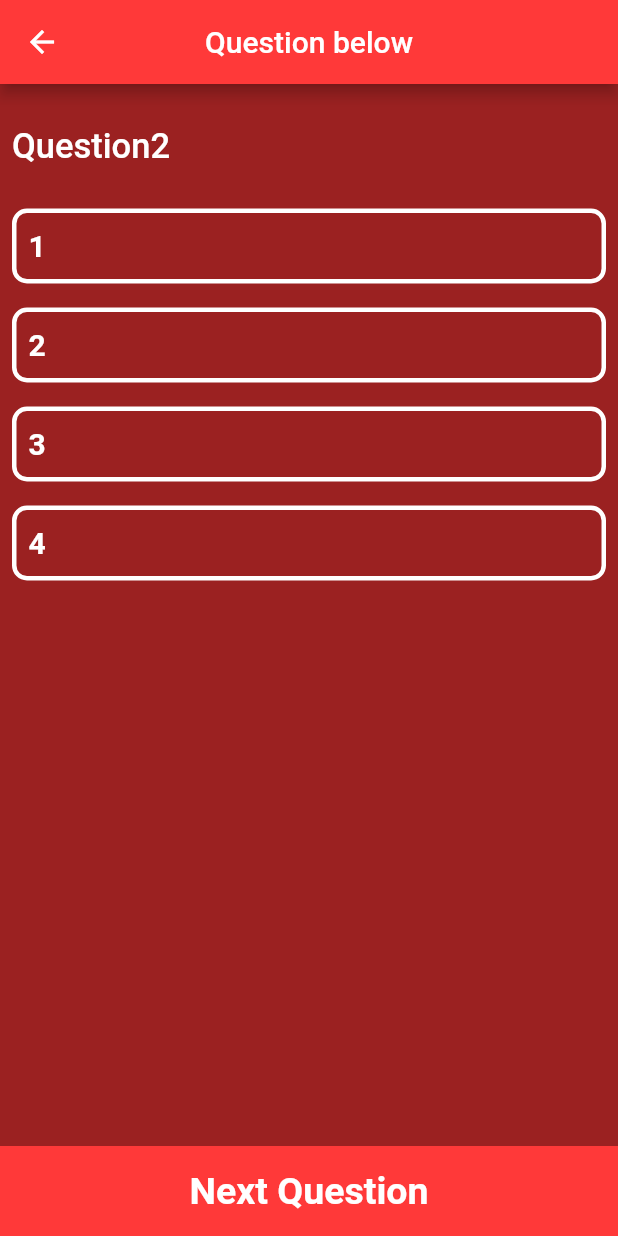
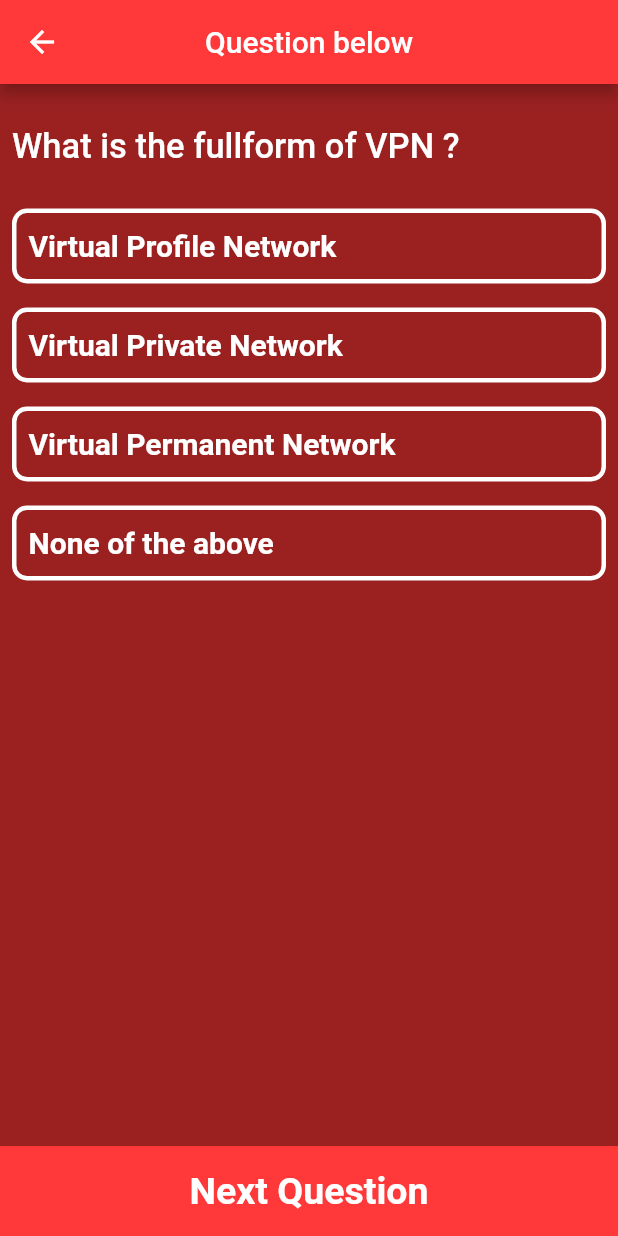
Before and after one commit to AayushPaigwar/Flutter-Quiz-App, a Flutter app: the PlayQuizScreen screen opened directly, swiped to page 2, on a phone screen of 412 x 824 dp. Run offline on Flutter 3.47's test engine with Material 2 defaults, Android fonts, the phone set to English and light mode, and no system bars.

```diff
--- a/quiz_app/lib/const.dart
+++ b/quiz_app/lib/const.dart
@@ -11,11 +11,16 @@ List<QuizQuestionModel> quizQuestion = [
     options: ["Nagpur", "Mumbai", "Goa", "Pune"],
   ),
   QuizQuestionModel(
-      question: "Question2 ",
-      correctAnswer: "2",
-      options: ["1", "2", "3", "4"]),
+      question: "What is the fullform of VPN ?",
+      correctAnswer: "Virtual Private Network",
+      options: [
+        "Virtual Profile Network",
+        "Virtual Private Network",
+        "Virtual Permanent Network",
+        "None of the above"
+      ]),
   QuizQuestionModel(
-      question: "Question3", correctAnswer: "1", options: ["1", "2", "3", "4"]),
+      question: "2+2", correctAnswer: "4", options: ["1", "2", "3", "4"]),
   QuizQuestionModel(
-      question: "Question4", correctAnswer: "3", options: ["1", "2", "3", "4"])
+      question: "2x4", correctAnswer: "8", options: ["2", "4", "6", "8"])
 ];
```
Also changed, not shown: quiz_app/lib/play_quiz_screen.dart (+46 -3 lines), quiz_app/lib/result.dart (added, +72 -0 lines), quiz_app/lib/start_quiz.dart (+8 -6 lines).
